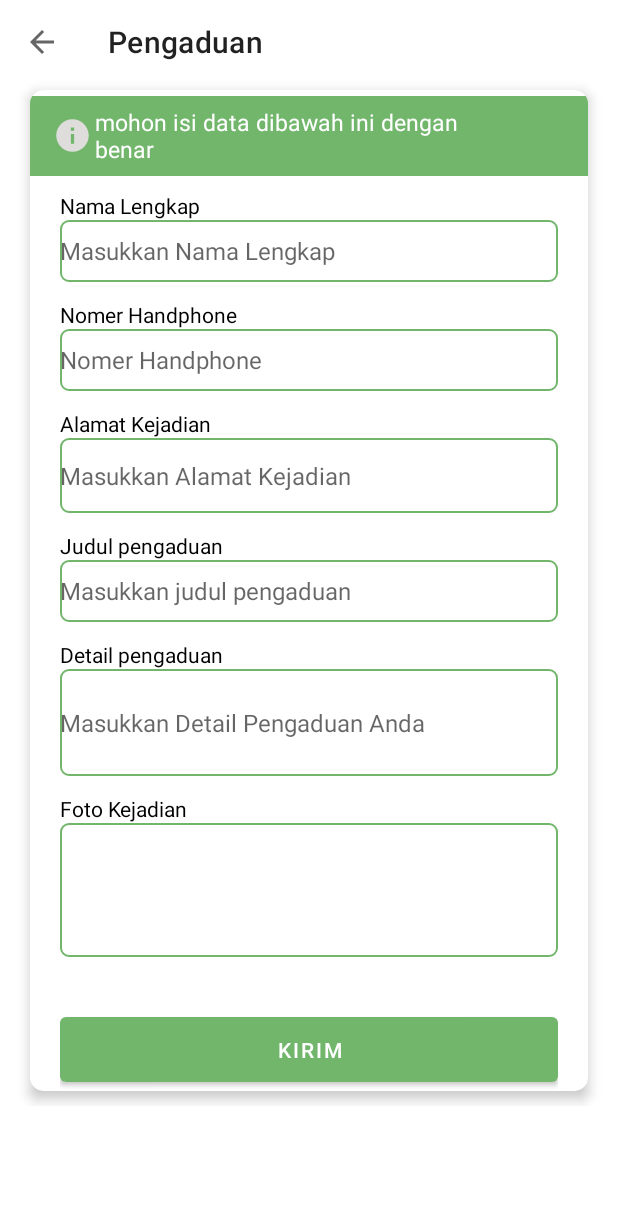
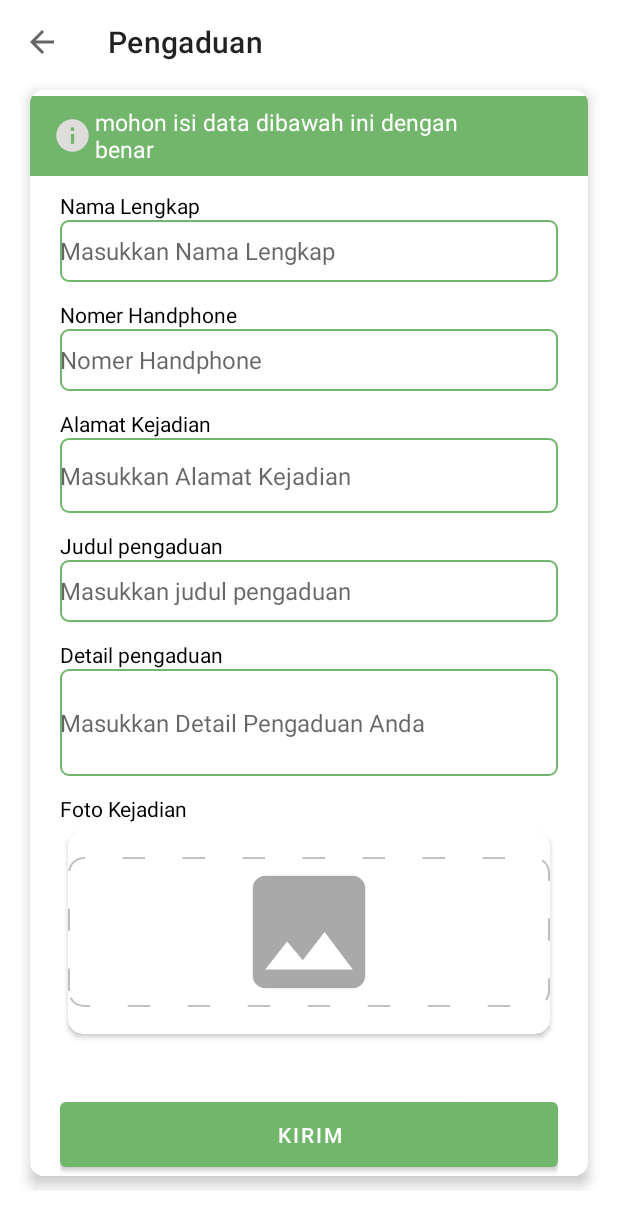
Before and after one commit to Rhomaedy1201/Mobile-Sidemung, an Android app: the PengaduanActivity screen opened directly, with no data from a screen before it, on a phone screen of 412 x 824 dp. Shown: the top 1229 px of the screen. Run offline under Robolectric (Android 15) with nearby library versions, the phone set to English and light mode, and no system bars; our stand-ins replace Volley; libraries missing offline, so code that uses them is left out: com.github.drjacky.imagepicker; pictures from the network do not load.

Commit message:
pengaduan

```diff
--- a/app/build.gradle
+++ b/app/build.gradle
@@ -42,4 +42,6 @@ dependencies {
     androidTestImplementation 'androidx.test.espresso:espresso-core:3.5.1'
     // Volley Api
     implementation 'com.android.volley:volley:1.2.1'
+    // Image Picker
+    implementation 'com.github.Drjacky:ImagePicker:2.3.22'
 }
--- a/app/src/main/java/com/rippleInv/sidemung/views/Pengaduan/PengaduanActivity.java
+++ b/app/src/main/java/com/rippleInv/sidemung/views/Pengaduan/PengaduanActivity.java
@@ -1,17 +1,51 @@
 package com.rippleInv.sidemung.views.Pengaduan;
 
+import androidx.annotation.Nullable;
 import androidx.appcompat.app.AppCompatActivity;
 import androidx.appcompat.widget.Toolbar;
 
 import android.annotation.SuppressLint;
+import android.app.Activity;
 import android.content.Intent;
+import android.net.Uri;
 import android.os.Bundle;
+import android.util.Log;
 import android.view.View;
+import android.widget.Button;
+import android.widget.ImageView;
+import android.widget.Toast;
 
+import com.android.volley.AuthFailureError;
+import com.android.volley.Request;
+import com.android.volley.RequestQueue;
+import com.android.volley.Response;
+import com.android.volley.VolleyError;
+import com.android.volley.toolbox.StringRequest;
+import com.android.volley.toolbox.Volley;
+import com.github.drjacky.imagepicker.ImagePicker;
+import com.github.drjacky.imagepicker.constant.ImageProvider;
 import com.rippleInv.sidemung.R;
+import com.rippleInv.sidemung.RestApi.LinkApi;
+import com.rippleInv.sidemung.views.auth.Login;
+import com.rippleInv.sidemung.views.auth.Register;
 import com.rippleInv.sidemung.views.home.HomeFragment;
+import com.rippleInv.sidemung.views.main.MainActivity;
+
+import org.jetbrains.annotations.NotNull;
+
+import java.util.HashMap;
+import java.util.Map;
+
+import kotlin.Unit;
+import kotlin.jvm.functions.Function1;
+import kotlin.jvm.internal.Intrinsics;
 
 public class PengaduanActivity extends AppCompatActivity {
+
+    Button btn_pengaduan;
+    String path;
+    Uri uri;
+    private ImageView gambar_pengaduan;
 
     @Override
     protected void onCreate(Bundle savedInstanceState) {
@@ -21,10 +55,101 @@ public class PengaduanActivity extends AppCompatActivity {
         toolbar.setTitle("Pengaduan");
         setSupportActionBar(toolbar);
         getSupportActionBar().setDisplayHomeAsUpEnabled(true);
+
+        btn_pengaduan = findViewById(R.id.btnPengaduan);
+        gambar_pengaduan = findViewById(R.id.gambarPengaduan);
+
+        btn_pengaduan.setOnClickListener(new View.OnClickListener() {
+            @Override
+            public void onClick(View v) {
+                postPengaduan();
+            }
+        });
+
+        gambar_pengaduan.setOnClickListener(new View.OnClickListener() {
+            @Override
+            public void onClick(View v) {
+                ImagePicker.Companion.with(PengaduanActivity.this)
+                        .crop()
+                        .cropOval()
+                        .maxResultSize(512,512,true)
+                        .provider(ImageProvider.BOTH) //Or bothCameraGallery()
+                        .createIntentFromDialog((Function1)(new Function1(){
+                            public Object invoke(Object var1){
+                                this.invoke((Intent)var1);
+                                return Unit.INSTANCE;
+                            }
+
+                            public final void invoke(@NotNull Intent it){
+                                Intrinsics.checkNotNullParameter(it,"it");
+//                                launcher.launch(it);
+                            }
+                        }));
+            }
+        });
     }
 
-    public void backPengaduan(View view){
-//        Intent intent = new Intent(PengaduanActivity.this, HomeFragment.class);
-//        startActivity(intent);
+    @Override
+    protected void onActivityResult(int requestCode, int resultCode, @Nullable Intent data) {
+        super.onActivityResult(requestCode, resultCode, data);
+        if (requestCode == 101 && resultCode == Activity.RESULT_OK){
+            uri = data.getData();
+            gambar_pengaduan.setImageURI(uri);
+        }else{
+            Toast.makeText(getApplicationContext(), "No Image", Toast.LENGTH_SHORT).show();
+        }
     }
+
+    public void postPengaduan(){
+//        String inputNik = nik.getText().toString().trim();
+//        String inputName = name.getText().toString().trim();
+//        String inputEmail = email.getText().toString().trim();
+//        String inputPhone = phone.getText().toString().trim();
+//        String inputPassword = password.getText().toString().trim();
+
+        RequestQueue requestQueue = Volley.newRequestQueue(this);
+        StringRequest stringRequest = new StringRequest(Request.Method.POST, LinkApi.PostPengaduan, new Response.Listener<String>() {
+            @Override
+            public void onResponse(String response) {
+                Log.e("Rest response",response);
+//                nik.setText("");
+//                name.setText("");
+//                email.setText("");
+//                phone.setText("");
+//                password.setText("");
+                Toast.makeText(getApplicationContext(), "Registrasi Menambahkan Pengaduan", Toast.LENGTH_LONG).show();
+                Intent intent = new Intent(PengaduanActivity.this, MainActivity.class);
+                startActivity(intent);
+                finish();
+            }
+        }, new Response.ErrorListener() {
+            @Override
+            public void onErrorResponse(VolleyError error) {
+                Log.e("Rest response",error.toString());
+            }
+        }){
+            @Override
+            protected Map<String,String> getParams(){
+                Map<String,String> params = new HashMap<String,String>();
+                params.put("image", "gambar.jpg");
+                params.put("user_nik", "1231231234");
+                params.put("judul", "Ular dalam rumah");
+                params.put("user_id", "1");
+                params.put("description", "Ada ular dalam rumah");
+                params.put("alamat", "Bondowoso");
+                return params;
+            }
+
+            @Override
+            public Map<String,String> getHeaders() throws AuthFailureError {
+                Map<String,String> params = new HashMap<String,String>();
+                params.put("Content-Type", "application/form-data");
+                return params;
+            }
+
+        };
+
+        requestQueue.add(stringRequest);
+    }
+
 }
--- /dev/null
+++ b/app/src/main/res/drawable/border_image_pengaduan.xml
@@ -0,0 +1,11 @@
+<?xml version="1.0" encoding="utf-8"?>
+<selector xmlns:android="http://schemas.android.com/apk/res/android">
+    <item>
+        <shape android:shape="rectangle">
+            <corners android:radius="10dp"/>
+            <stroke android:width="1dp" android:color="#C0C0C0"
+                android:dashWidth="15dp"
+                android:dashGap="25dp"/>
+        </shape>
+    </item>
+</selector>
--- /dev/null
+++ b/app/src/main/res/drawable/select_image.xml
@@ -0,0 +1,5 @@
+<vector android:height="24dp" android:tint="#A9A9A9"
+    android:viewportHeight="24" android:viewportWidth="24"
+    android:width="24dp" xmlns:android="http://schemas.android.com/apk/res/android">
+    <path android:fillColor="@android:color/white" android:pathData="M21,19V5c0,-1.1 -0.9,-2 -2,-2H5c-1.1,0 -2,0.9 -2,2v14c0,1.1 0.9,2 2,2h14c1.1,0 2,-0.9 2,-2zM8.5,13.5l2.5,3.01L14.5,12l4.5,6H5l3.5,-4.5z"/>
+</vector>
--- a/app/src/main/res/layout/activity_pengaduan.xml
+++ b/app/src/main/res/layout/activity_pengaduan.xml
@@ -172,18 +172,31 @@
                             android:textColor="@color/black"
                             android:textSize="14sp" />
 
-                        <com.google.android.material.textfield.TextInputEditText
-                            android:id="@+id/DPengaduan"
+                        <androidx.cardview.widget.CardView
                             android:layout_width="match_parent"
-                            android:layout_height="89dp"
-                            android:background="@drawable/btn_secondary"
-                            android:hint=""
-                            android:imeOptions="actionNext"
-                            android:maxLines="1"
-                            android:textSize="16sp" />
+                            android:layout_height="135dp"
+                            android:layout_margin="5dp"
+                            android:elevation="0.1dp"
+                            app:cardCornerRadius="10dp"
+                            android:padding="10dp">
+                            <LinearLayout
+                                android:id="@+id/captureLayout"
+                                android:layout_width="match_parent"
+                                android:orientation="vertical"
+                                android:gravity="center"
+                                android:layout_gravity="center"
+                                android:layout_height="100dp"
+                                android:background="@drawable/border_image_pengaduan">
+                                <ImageView
+                                    android:id="@+id/gambarPengaduan"
+                                    android:layout_width="match_parent"
+                                    android:layout_height="100dp"
+                                    android:src="@drawable/select_image"/>
+                            </LinearLayout>
+                        </androidx.cardview.widget.CardView>
 
                         <Button
-                            android:id="@+id/btnLogin"
+                            android:id="@+id/btnPengaduan"
                             android:layout_width="match_parent"
                             android:layout_height="55dp"
                             android:layout_marginTop="34dp"
--- a/settings.gradle
+++ b/settings.gradle
@@ -1,3 +1,5 @@
+import org.gradle.api.initialization.resolve.RepositoriesMode
+
 pluginManagement {
     repositories {
         google()
@@ -6,11 +8,13 @@ pluginManagement {
     }
 }
 dependencyResolutionManagement {
-    repositoriesMode.set(RepositoriesMode.FAIL_ON_PROJECT_REPOS)
+    repositoriesMode.set(RepositoriesMode.PREFER_SETTINGS)
     repositories {
         google()
         mavenCentral()
+        maven { url "https://jitpack.io" }
     }
 }
+
 rootProject.name = "sidemung"
 include ':app'
```
Also changed, not shown: build.gradle (+23 -0 lines).
